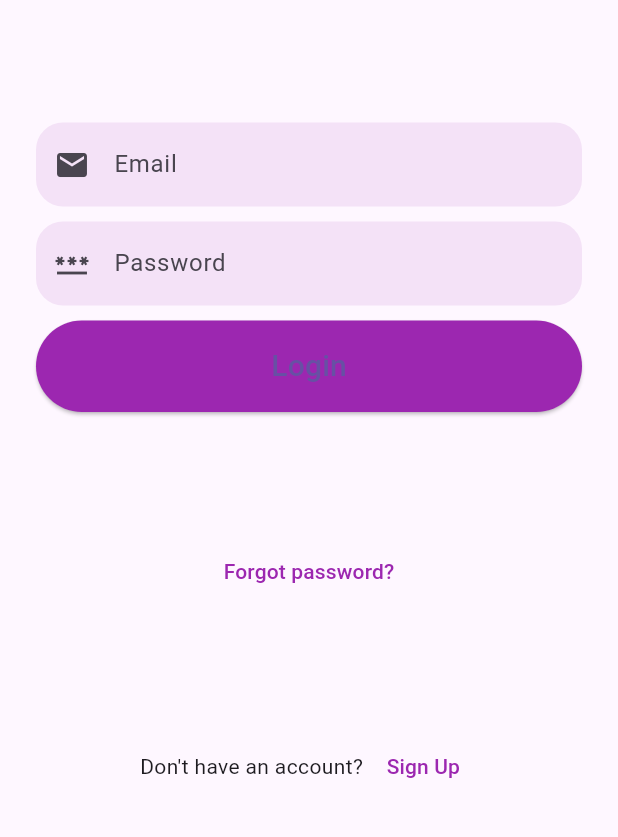
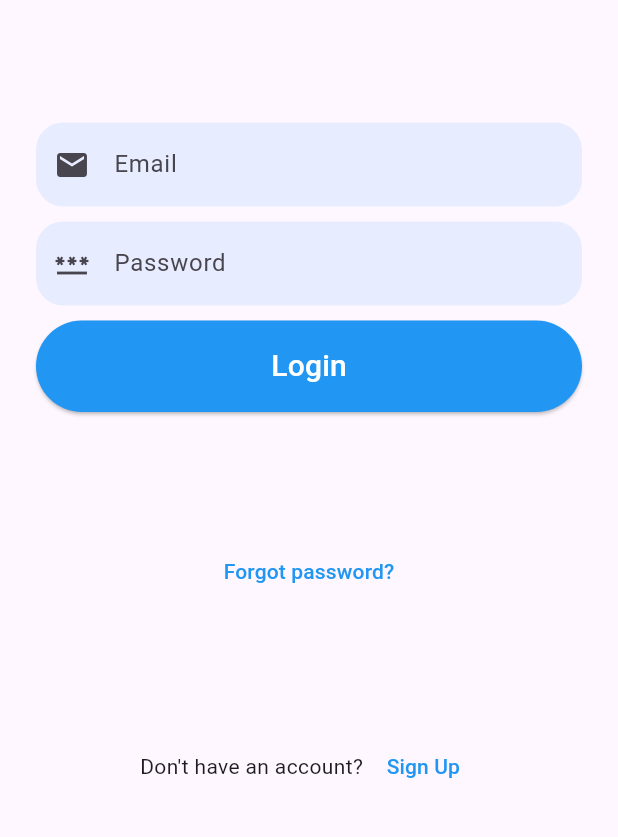
Before and after one commit to eyobai/edulight, a Flutter app: the screen it shows after launch, on a phone screen of 412 x 824 dp, the part 275-1112 px from its top. Run offline on Flutter 3.47's test engine with Material 3 defaults, Android fonts, the phone set to English and light mode, and no system bars; our stand-ins replace hive; accounts and stored records are empty.

Commit message:
colors changed to blue

```diff
--- a/lib/views/auth/login_screen.dart
+++ b/lib/views/auth/login_screen.dart
@@ -5,7 +5,7 @@ import 'package:edulight/views/auth/register_screen.dart';
 import 'package:provider/provider.dart';
 import 'package:edulight/models/user.dart';
 import 'package:edulight/models/user_provider.dart';
-//import 'package:hive/hive.dart';
+import 'package:hive/hive.dart';
 
 class LoginScreen extends StatelessWidget {
   final AuthController _authController = AuthController();
@@ -60,7 +60,7 @@ class LoginScreen extends StatelessWidget {
               border: OutlineInputBorder(
                   borderRadius: BorderRadius.circular(18),
                   borderSide: BorderSide.none),
-              fillColor: Colors.purple.withOpacity(0.1),
+              fillColor: Colors.blue.withOpacity(0.1),
               filled: true,
               prefixIcon: const Icon(Icons.email)),
         ),
@@ -72,7 +72,7 @@ class LoginScreen extends StatelessWidget {
             border: OutlineInputBorder(
                 borderRadius: BorderRadius.circular(18),
                 borderSide: BorderSide.none),
-            fillColor: Colors.purple.withOpacity(0.1),
+            fillColor: Colors.blue.withOpacity(0.1),
             filled: true,
             prefixIcon: const Icon(Icons.password),
           ),
@@ -81,6 +81,10 @@ class LoginScreen extends StatelessWidget {
         const SizedBox(height: 10),
         ElevatedButton(
           onPressed: () async {
+            Navigator.pushReplacement(
+              context,
+              MaterialPageRoute(builder: (context) => HomeScreen()),
+            );
             var student = await _authController.login(
               _emailController.text,
               _passwordController.text,
@@ -110,16 +114,20 @@ class LoginScreen extends StatelessWidget {
               ScaffoldMessenger.of(context).showSnackBar(
                 SnackBar(content: Text('Login failed')),
               );
+              Navigator.pushReplacement(
+                context,
+                MaterialPageRoute(builder: (context) => HomeScreen()),
+              );
             }
           },
           style: ElevatedButton.styleFrom(
             shape: const StadiumBorder(),
             padding: const EdgeInsets.symmetric(vertical: 16),
-            backgroundColor: Colors.purple,
+            backgroundColor: Colors.blue,
           ),
           child: const Text(
             "Login",
-            style: TextStyle(fontSize: 20),
+            style: TextStyle(fontSize: 20, color: Colors.white),
           ),
         )
       ],
@@ -131,7 +139,7 @@ class LoginScreen extends StatelessWidget {
       onPressed: () {},
       child: const Text(
         "Forgot password?",
-        style: TextStyle(color: Colors.purple),
+        style: TextStyle(color: Colors.blue),
       ),
     );
   }
@@ -148,7 +156,7 @@ class LoginScreen extends StatelessWidget {
               MaterialPageRoute(builder: (context) => RegisterScreen()),
             );
           },
-          child: const Text("Sign Up", style: TextStyle(color: Colors.purple)),
+          child: const Text("Sign Up", style: TextStyle(color: Colors.blue)),
         )
       ],
     );
```
